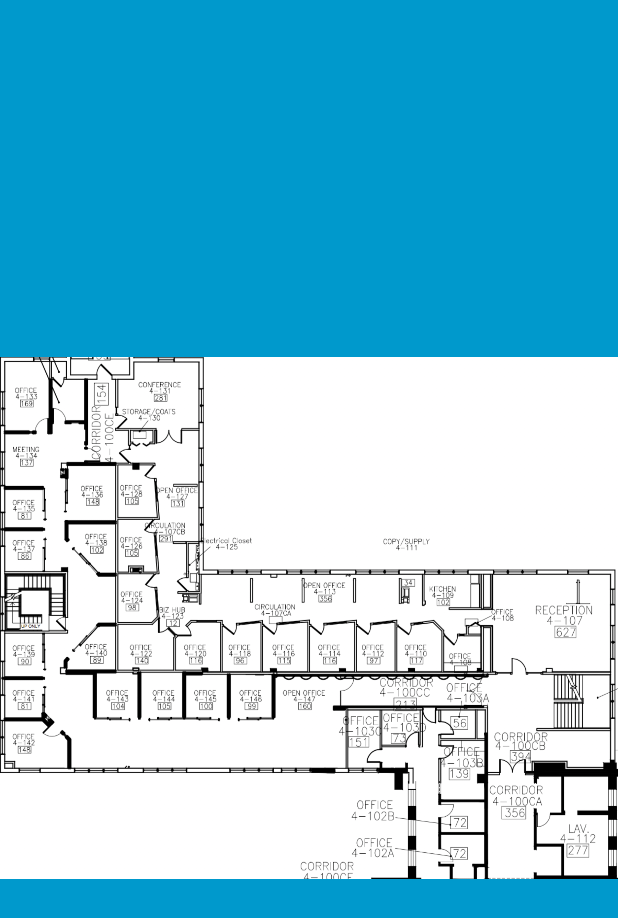
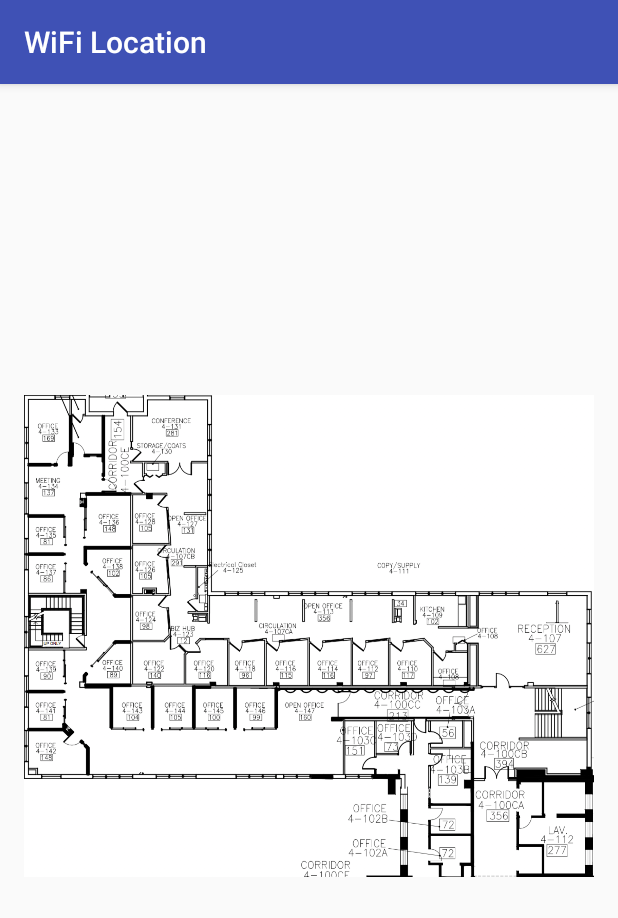
Before and after one commit to tologon/WiFi-Location, an Android app: the screen it shows after launch (MapActivity before the commit, WifiInformation after it), on a phone screen of 412 x 824 dp. Shown: the top 918 px of the screen. Run offline under Robolectric (Android 15) with nearby library versions, the phone set to English and light mode, and no system bars.

Commit message:
Move work w/ images to original Android activity & attempt to display X & Y values.

```diff
--- a/app/src/main/res/layout/activity_wifi_information.xml
+++ b/app/src/main/res/layout/activity_wifi_information.xml
@@ -1,5 +1,6 @@
 <?xml version="1.0" encoding="utf-8"?>
 <RelativeLayout xmlns:android="http://schemas.android.com/apk/res/android"
+    xmlns:app="http://schemas.android.com/apk/res-auto"
     xmlns:tools="http://schemas.android.com/tools"
     android:id="@+id/activity_wifi_information"
     android:layout_width="match_parent"
@@ -10,13 +11,16 @@
     android:paddingTop="@dimen/activity_vertical_margin"
     tools:context="com.tologon.android.wifilocation.WifiInformation">
 
+
+
     <TextView
         android:id="@+id/CurrentWiFiTitle"
         android:layout_width="wrap_content"
         android:layout_height="wrap_content"
         android:text="@string/current_wifi_title"
         android:layout_alignParentTop="true"
-        android:layout_centerHorizontal="true" />
+        android:layout_centerHorizontal="true"
+        android:visibility="invisible"/>
 
     <TextView
         android:id="@+id/CurrentWiFiData"
@@ -25,7 +29,8 @@
         android:text="@string/placeholder"
         android:textSize="8pt"
         android:layout_marginTop="21dp"
-        android:layout_centerHorizontal="true" />
+        android:layout_centerHorizontal="true"
+        android:visibility="invisible"/>
 
     <ListView
         android:id="@+id/WiFiListData"
@@ -45,5 +50,14 @@
         android:layout_marginTop="10dp"
         android:visibility="invisible"/>
 
+    <ImageView
+        android:layout_width="match_parent"
+        android:layout_height="match_parent"
+        app:srcCompat="@drawable/dobbs_hall_1"
+        android:id="@+id/imageView"
+        android:layout_alignParentBottom="true"
+        android:layout_alignParentStart="true"
+        android:layout_marginBottom="32dp" />
+
 
 </RelativeLayout>
```
Also changed, not shown: app/src/main/AndroidManifest.xml (+11 -11 lines), app/src/main/java/com/tologon/android/wifilocation/MapActivity.java (+40 -2 lines), app/src/main/java/com/tologon/android/wifilocation/WifiInformation.java (+44 -1 lines).
